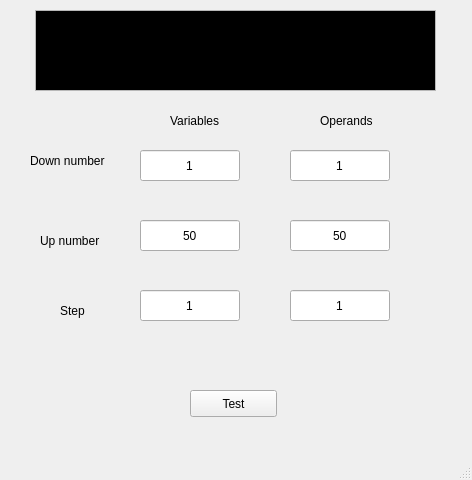
This is gui/snf_tester_gui.ui in blenten/SNF as Qt 5 draws it before an edit. The edited form follows.
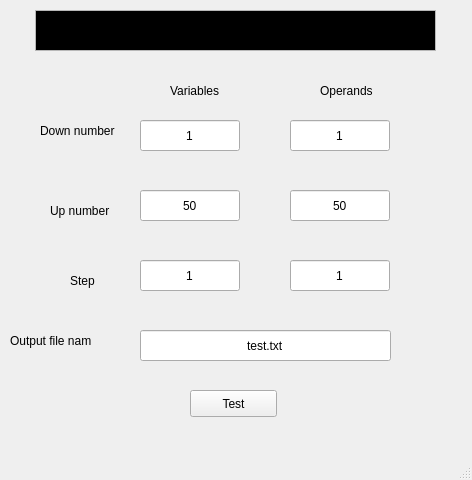
This is the edited form.

Commit message: move from omp.h to QElapsedTimer to count time quality increasing libgomp is not nessesary anymore add filename field in Tester gui change size of output widget

Diff of the .ui file:
```diff
--- a/gui/snf_tester_gui.ui
+++ b/gui/snf_tester_gui.ui
@@ -42,7 +42,7 @@
       <x>35</x>
       <y>10</y>
       <width>401</width>
-      <height>81</height>
+      <height>41</height>
      </rect>
     </property>
     <property name="palette">
@@ -122,7 +122,7 @@
     <property name="geometry">
      <rect>
       <x>170</x>
-      <y>110</y>
+      <y>80</y>
       <width>71</width>
       <height>21</height>
      </rect>
@@ -135,7 +135,7 @@
     <property name="geometry">
      <rect>
       <x>320</x>
-      <y>110</y>
+      <y>80</y>
       <width>71</width>
       <height>21</height>
      </rect>
@@ -148,7 +148,7 @@
     <property name="geometry">
      <rect>
       <x>140</x>
-      <y>150</y>
+      <y>120</y>
       <width>100</width>
       <height>31</height>
      </rect>
@@ -170,7 +170,7 @@
     <property name="geometry">
      <rect>
       <x>140</x>
-      <y>220</y>
+      <y>190</y>
       <width>100</width>
       <height>31</height>
      </rect>
@@ -189,7 +189,7 @@
     <property name="geometry">
      <rect>
       <x>140</x>
-      <y>290</y>
+      <y>260</y>
       <width>100</width>
       <height>31</height>
      </rect>
@@ -208,7 +208,7 @@
     <property name="geometry">
      <rect>
       <x>290</x>
-      <y>150</y>
+      <y>120</y>
       <width>100</width>
       <height>31</height>
      </rect>
@@ -227,7 +227,7 @@
     <property name="geometry">
      <rect>
       <x>290</x>
-      <y>290</y>
+      <y>260</y>
       <width>100</width>
       <height>31</height>
      </rect>
@@ -246,7 +246,7 @@
     <property name="geometry">
      <rect>
       <x>290</x>
-      <y>220</y>
+      <y>190</y>
       <width>100</width>
       <height>31</height>
      </rect>
@@ -264,8 +264,8 @@
    <widget class="QLabel" name="downNumberLabel">
     <property name="geometry">
      <rect>
-      <x>30</x>
-      <y>150</y>
+      <x>40</x>
+      <y>120</y>
       <width>91</width>
       <height>21</height>
      </rect>
@@ -277,8 +277,8 @@
    <widget class="QLabel" name="upNumberLabel_2">
     <property name="geometry">
      <rect>
-      <x>40</x>
-      <y>230</y>
+      <x>50</x>
+      <y>200</y>
       <width>71</width>
       <height>21</height>
      </rect>
@@ -290,8 +290,8 @@
    <widget class="QLabel" name="stepLabel_3">
     <property name="geometry">
      <rect>
-      <x>60</x>
-      <y>300</y>
+      <x>70</x>
+      <y>270</y>
       <width>31</width>
       <height>21</height>
      </rect>
@@ -303,6 +303,41 @@
      <string>Step</string>
     </property>
    </widget>
+   <widget class="QLineEdit" name="filename">
+    <property name="geometry">
+     <rect>
+      <x>140</x>
+      <y>330</y>
+      <width>251</width>
+      <height>31</height>
+     </rect>
+    </property>
+    <property name="inputMethodHints">
+     <set>Qt::ImhNone</set>
+    </property>
+    <property name="text">
+     <string>test.txt</string>
+    </property>
+    <property name="alignment">
+     <set>Qt::AlignCenter</set>
+    </property>
+   </widget>
+   <widget class="QLabel" name="filenameLabel">
+    <property name="geometry">
+     <rect>
+      <x>10</x>
+      <y>330</y>
+      <width>81</width>
+      <height>21</height>
+     </rect>
+    </property>
+    <property name="layoutDirection">
+     <enum>Qt::LeftToRight</enum>
+    </property>
+    <property name="text">
+     <string>Output file name</string>
+    </property>
+   </widget>
   </widget>
   <widget class="QMenuBar" name="menubar">
    <property name="geometry">
```
Left out of the diff: 4 changed lines with no effect on the pictures. The commit also changes 5 other files.
